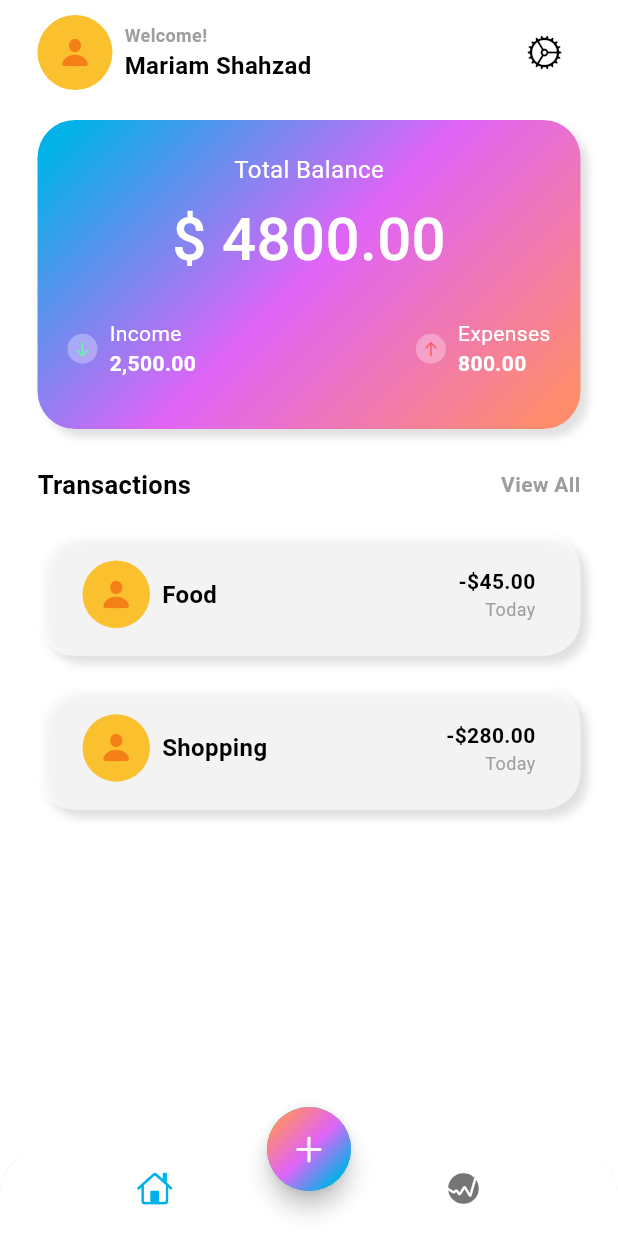
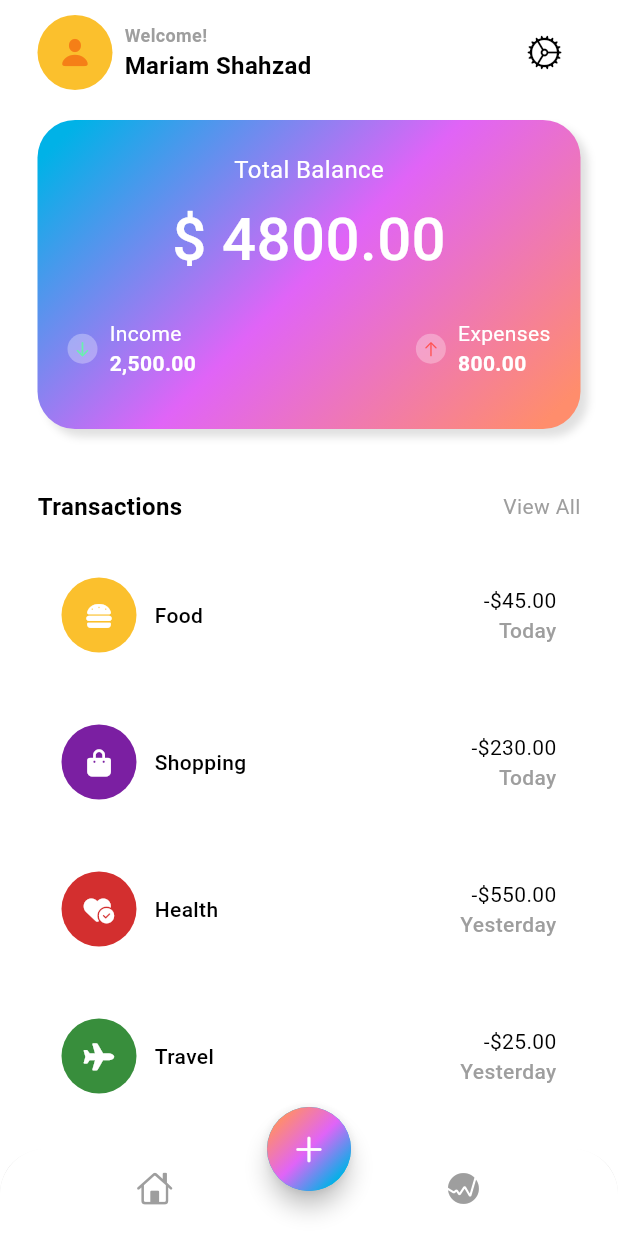
Before and after one commit to Mars-lost-in-space/expense_tracker, a Flutter app: the screen it shows after launch, on a phone screen of 412 x 824 dp. Run offline on Flutter 3.47's test engine with Material 3 defaults, Android fonts, the phone set to English and light mode, and no system bars; our stand-ins replace font_awesome_flutter.

Commit message:
home page complete

```diff
--- /dev/null
+++ b/lib/data/data.dart
@@ -0,0 +1,33 @@
+import 'package:flutter/material.dart';
+import 'package:font_awesome_flutter/font_awesome_flutter.dart';
+
+List<Map<String, dynamic>> transactionsData = [
+  {
+    'icon': const FaIcon(FontAwesomeIcons.burger, color: Colors.white, size: 18),
+    'color' : Colors.yellow[700],
+    'name':'Food',
+    'totalAmount': '-\$45.00',
+    'date': 'Today',
+  },
+  {
+    'icon': const FaIcon(FontAwesomeIcons.bagShopping, color: Colors.white, size: 18),
+    'color' : Colors.purple[700],
+    'name':'Shopping',
+    'totalAmount': '-\$230.00',
+    'date': 'Today',
+  },
+  {
+    'icon': const FaIcon(FontAwesomeIcons.heartCircleCheck, color: Colors.white, size: 18),
+    'color' : Colors.red[700],
+    'name':'Health',
+    'totalAmount': '-\$550.00',
+    'date': 'Yesterday',
+  },
+  {
+    'icon': const FaIcon(FontAwesomeIcons.plane, color: Colors.white, size: 18),
+    'color' : Colors.green[700],
+    'name':'Travel',
+    'totalAmount': '-\$25.00',
+    'date': 'Yesterday',
+  },
+];
--- a/lib/screens/home/views/home_screen.dart
+++ b/lib/screens/home/views/home_screen.dart
@@ -21,13 +21,13 @@ class HomeScreen extends StatelessWidget {
           showSelectedLabels: false,
           showUnselectedLabels: false,
           elevation: 3,
-          items: const [
+          items: [
             BottomNavigationBarItem(
-              icon: Icon(CupertinoIcons.home),
+              icon: Icon(CupertinoIcons.home, color: Colors.grey[500]),
               label: 'Home'
               ),
             BottomNavigationBarItem(
-              icon: Icon(CupertinoIcons.graph_circle_fill),
+              icon: Icon(CupertinoIcons.graph_circle_fill, color: Colors.grey[500]),
               label: 'Stats'
             )
         ],
--- a/lib/screens/home/views/main_screen.dart
+++ b/lib/screens/home/views/main_screen.dart
@@ -1,5 +1,6 @@
 import 'dart:math';
 
+import 'package:expense_tracker/data/data.dart';
 import 'package:flutter/cupertino.dart';
 import 'package:flutter/material.dart';
 
@@ -202,8 +203,8 @@ class MainScreen extends StatelessWidget {
               ),
             ),
             //this is where the main gradient container ends
-            const SizedBox(height: 25),
-            const Row(
+            const SizedBox(height: 40),
+             Row(
               mainAxisAlignment: MainAxisAlignment.spaceBetween,
               crossAxisAlignment: CrossAxisAlignment.center,
               children: [
@@ -212,8 +213,8 @@ class MainScreen extends StatelessWidget {
                     Text(
                       'Transactions',
                       style: TextStyle(
-                        color: Colors.black,
-                        fontSize: 17,
+                        color: Theme.of(context).colorScheme.onBackground,
+                        fontSize: 16,
                         fontWeight: FontWeight.bold,
                       ),
                     )
@@ -221,37 +222,37 @@ class MainScreen extends StatelessWidget {
                 ),
                 Row(
                   children: [
-                    Text(
+                    GestureDetector(
+                      onTap: (){
+
+                      },
+                      child: Text(
                         'View All',
                         style: TextStyle(
-                        color: Colors.grey,
+                          color: Theme.of(context).colorScheme.outline,
                           fontSize: 14,
-                        fontWeight: FontWeight.w600,
+                          fontWeight: FontWeight.w400,
+                        ),
                       ),
                     )
                   ],
                 ),
               ],
             ),
-            //where the transaction list begins from
-            //item food
             const SizedBox(height: 20),
-            Container(
-              width:  MediaQuery.of(context).size.width,
-              height: MediaQuery.of(context).size.width / 5,
+            Expanded(  //where the transaction list begins from
+              child: ListView.builder(
+                itemCount: transactionsData.length,
+                itemBuilder: (context, int i){
+                  return Padding(
+                    padding: const EdgeInsets.only(bottom: 16.0),
+                    child: Container(
                       decoration: BoxDecoration(
-                color: Colors.white60,
-                borderRadius: BorderRadius.circular(25),
-                boxShadow: [
-                  BoxShadow (
-                    blurRadius: 4,
-                    color: Colors.grey.shade300,
-                    offset: Offset(5, 5),
-                  )
-                ]
+                        color: Colors.white,
+                        borderRadius: BorderRadius.circular(12)
                       ),
-              child:  Padding(
-                padding: const EdgeInsets.symmetric(horizontal: 30, vertical: 5),
+                      child: Padding(
+                        padding: const EdgeInsets.all(16.0),
                         child: Row(
                           mainAxisAlignment: MainAxisAlignment.spaceBetween,
                           children: [
@@ -261,143 +262,54 @@ class MainScreen extends StatelessWidget {
                                   alignment: Alignment.center,
                                   children: [
                                     Container(
-                          width: 45,
-                          height: 45,
+                                      width: 50,
+                                      height: 50,
                                       decoration: BoxDecoration(
+                                        color: transactionsData[i]['color'],
                                         shape: BoxShape.circle,
-                            color: Colors.yellow[700],
                                       ),
                                     ),
-                        Icon(
-                          CupertinoIcons.person_fill,
-                          color: Colors.yellow[900],
-                        )
-                                            ]
-                                          ),
-                      const SizedBox(
-                        width: 8,
-                      ),
-                      Text(
-                        'Food',
-                        style: TextStyle(
-                            fontSize: 16,
-                            fontWeight: FontWeight.bold,
-                            color: Theme.of(context).colorScheme.onBackground
-                          )
-                      )
+                                    transactionsData[i]['icon'],
                                   ],
                                 ),
-                    Row(
-                      children: [
+                                const SizedBox(width: 12),
+                                Text(
+                                  transactionsData[i]['name'],
+                                  style: TextStyle(
+                                    fontSize: 14,
+                                    color: Theme.of(context).colorScheme.onBackground,
+                                    fontWeight: FontWeight.w500
+                                  ),
+                                ),
+                              ],
+                            ),
                             Column(
                               crossAxisAlignment: CrossAxisAlignment.end,
-                          mainAxisAlignment: MainAxisAlignment.center,
                               children: [
-                            const Text(
-                              '-\$45.00',
+                                Text(
+                                  transactionsData[i]['totalAmount'],
                                   style: TextStyle(
                                     fontSize: 14,
-                               fontWeight: FontWeight.w600,
-                               color: Colors.black,
+                                    color: Theme.of(context).colorScheme.onBackground,
+                                    fontWeight: FontWeight.w400
                                   ),
                                 ),
                                 Text(
-                              'Today',
+                                  transactionsData[i]['date'],
                                   style: TextStyle(
-                               fontSize: 12,
-                               fontWeight: FontWeight.w400,
-                               color: Theme.of(context).colorScheme.outline
+                                    fontSize: 14,
+                                    color: Theme.of(context).colorScheme.outline,
+                                    fontWeight: FontWeight.w500
                                   ),
                                 ),
                               ],
                             ),
                           ],
                         ),
-                  ]
                       ),
                     ),
-            ),
-            //item 2: shopping
-            const SizedBox(height: 20),
-            Container(
-              width:  MediaQuery.of(context).size.width,
-              height: MediaQuery.of(context).size.width / 5,
-              decoration: BoxDecoration(
-                color: Colors.white60,
-                borderRadius: BorderRadius.circular(25),
-                boxShadow: [
-                  BoxShadow (
-                    blurRadius: 4,
-                    color: Colors.grey.shade300,
-                    offset: Offset(5, 5),
-                  )
-                ]
-              ),
-              child:  Padding(
-                padding: const EdgeInsets.symmetric(horizontal: 30, vertical: 5),
-                child: Row(
-                  mainAxisAlignment: MainAxisAlignment.spaceBetween,
-                  children: [
-                    Row(
-                      children: [
-                        Stack(
-                        alignment: Alignment.center,
-                        children: [
-                          Container(
-                          width: 45,
-                          height: 45,
-                          decoration: BoxDecoration(
-                            shape: BoxShape.circle,
-                            color: Colors.yellow[700],
-                          ),
-                        ),
-                        Icon(
-                          CupertinoIcons.person_fill,
-                          color: Colors.yellow[900],
-                        )
-                                            ]
-                                          ),
-                      const SizedBox(
-                        width: 8,
-                      ),
-                      Text(
-                        'Shopping',
-                        style: TextStyle(
-                            fontSize: 16,
-                            fontWeight: FontWeight.bold,
-                            color: Theme.of(context).colorScheme.onBackground
-                          )
-                      )
-                      ],
-                    ),
-                    Row(
-                      children: [
-                        Column(
-                          crossAxisAlignment: CrossAxisAlignment.end,
-                          mainAxisAlignment: MainAxisAlignment.center,
-                          children: [
-                            const Text(
-                              '-\$280.00',
-                              style: TextStyle(
-                               fontSize: 14,
-                               fontWeight: FontWeight.w600,
-                               color: Colors.black,
-                              ),
-                            ),
-                            Text(
-                              'Today',
-                              style: TextStyle(
-                               fontSize: 12,
-                               fontWeight: FontWeight.w400,
-                               color: Theme.of(context).colorScheme.outline
-                              ),
-                            ),
-                          ],
-                        ),
-                      ],
-                    ),
-                  ]
-                ),
+                  );
+                }
               ),
             ),
           ],
--- a/pubspec.yaml
+++ b/pubspec.yaml
@@ -36,6 +36,7 @@ dependencies:
   # The following adds the Cupertino Icons font to your application.
   # Use with the CupertinoIcons class for iOS style icons.
   cupertino_icons: ^1.0.6
+  font_awesome_flutter: ^10.7.0
 
 
 dev_dependencies:
```
Also changed, not shown: pubspec.lock. Lines whose indentation alone changed are shown as unchanged.
